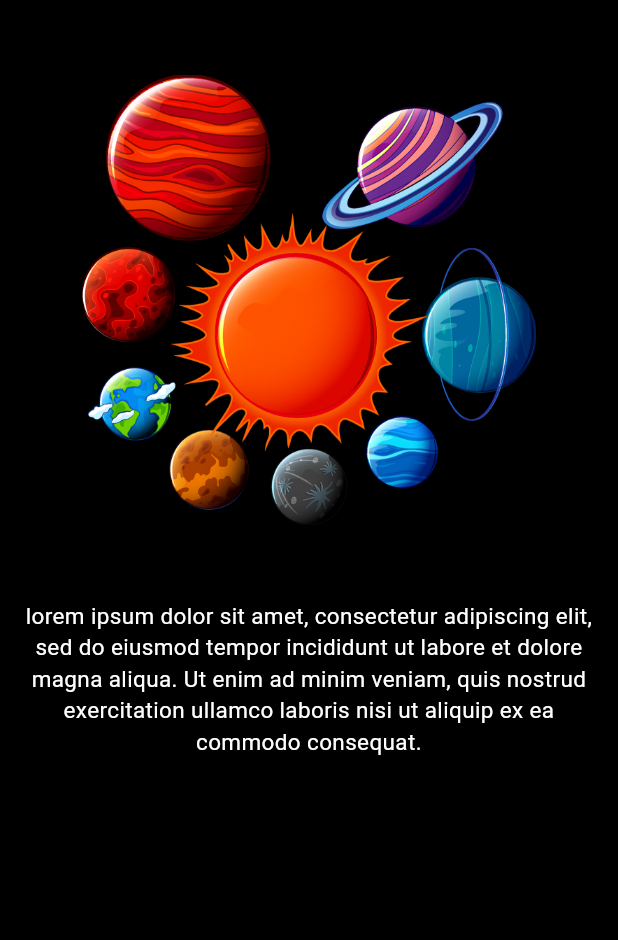
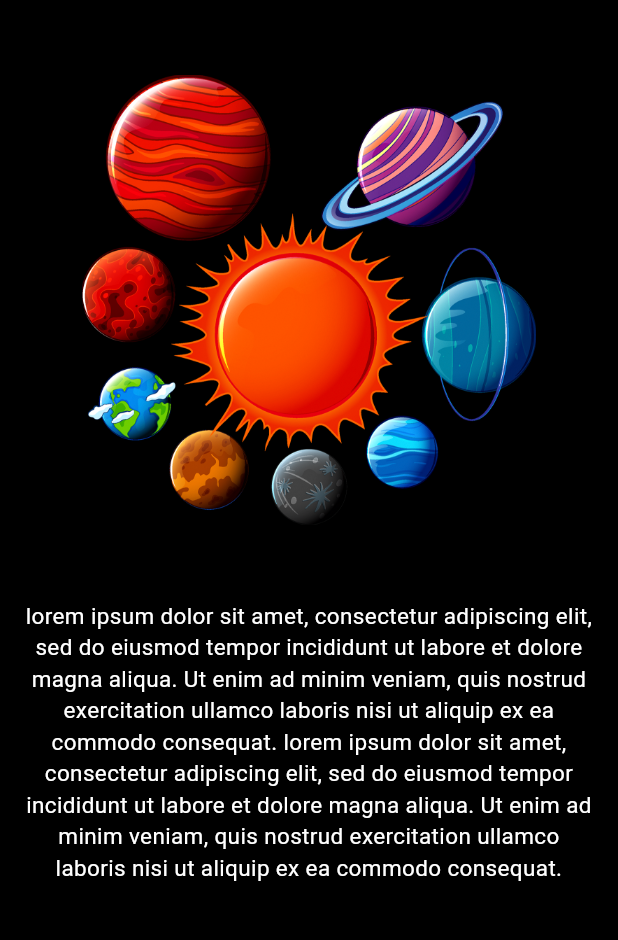
Before and after one commit to shanulkshan/Black-hole, a Flutter app: the screen it shows after launch, on a phone screen of 412 x 824 dp, the part 152-1092 px from its top. Run offline on Flutter 3.47's test engine with Material 3 defaults, Android fonts, the phone set to English and light mode, and no system bars.

Commit message:
adding scrollview and comments to sections

```diff
--- a/black_hole/lib/main.dart
+++ b/black_hole/lib/main.dart
@@ -24,21 +24,32 @@
               IconButton(onPressed: () {},icon: const Icon(Icons.menu),),
             ],
           ),
-          body:  Padding(
+          body:  SingleChildScrollView(
+            child: Padding(
               padding: EdgeInsets.all(16.0),
               child: Column(
                 crossAxisAlignment: CrossAxisAlignment.start,
                 children: [
+
+                //text
                 const Text("SPACE DETAILS", style: TextStyle(color: Colors.white, fontSize: 20, fontWeight: FontWeight.w500),),
-              SizedBox(height: 50,),
+               const SizedBox(height: 50,),
+
+                //image
                 Center(
                   child: Image.asset("assets/space1.png",
                   height: 300,
                   scale: 2,),
                 ),
-              SizedBox(height: 50,),
-              const Text("lorem ipsum dolor sit amet, consectetur adipiscing elit, sed do eiusmod tempor incididunt ut labore et dolore magna aliqua. Ut enim ad minim veniam, quis nostrud exercitation ullamco laboris nisi ut aliquip ex ea commodo consequat.",textAlign: TextAlign.center, style: TextStyle(color: Colors.white, fontSize: 15, fontWeight: FontWeight.w400),),
+               const SizedBox(height: 50,),
+
+                //text
+                const Text("lorem ipsum dolor sit amet, consectetur adipiscing elit, sed do eiusmod tempor incididunt ut labore et dolore magna aliqua. Ut enim ad minim veniam, quis nostrud exercitation ullamco laboris nisi ut aliquip ex ea commodo consequat. lorem ipsum dolor sit amet, consectetur adipiscing elit, sed do eiusmod tempor incididunt ut labore et dolore magna aliqua. Ut enim ad minim veniam, quis nostrud exercitation ullamco laboris nisi ut aliquip ex ea commodo consequat.",textAlign: TextAlign.center, style: TextStyle(color: Colors.white, fontSize: 15, fontWeight: FontWeight.w400),),
+
+                //button
+
               ],),
+            ),
           ),
         ),
       ),
```
Lines whose indentation alone changed are shown as unchanged.
